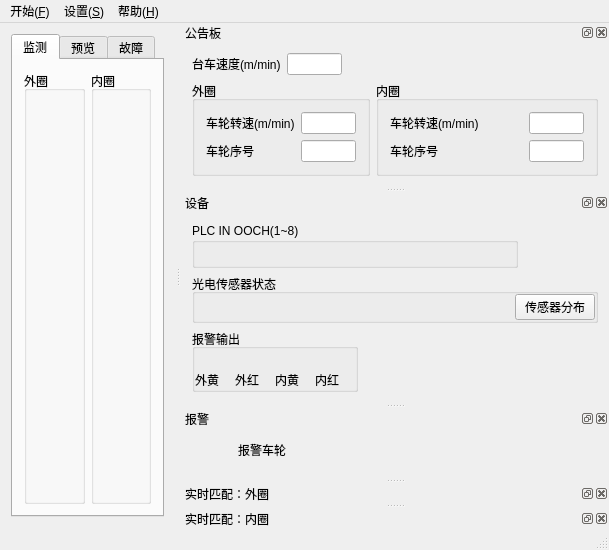
This is sources/mainwindow.ui in cx3386/WheelMonitor as Qt 5 draws it before an edit. The edited form follows.
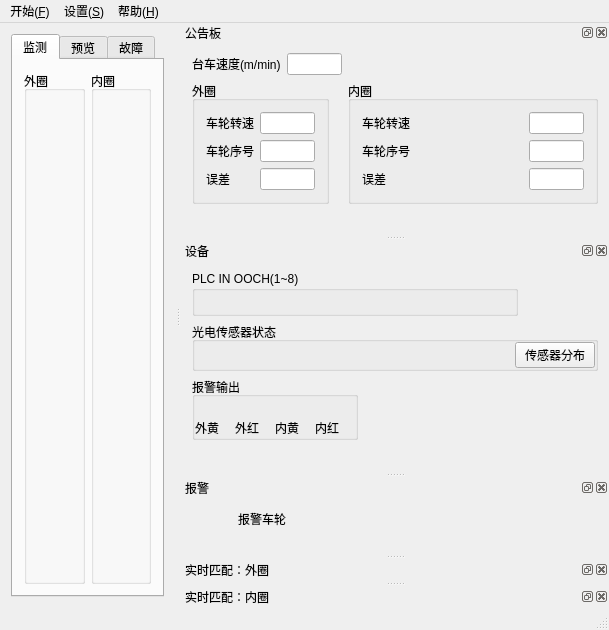
This is the edited form. Icons and pictures are not drawn. Custom widgets are drawn as their Qt base class.

Diff of the .ui file:
```diff
--- a/sources/mainwindow.ui
+++ b/sources/mainwindow.ui
@@ -6,8 +6,8 @@
    <rect>
     <x>0</x>
     <y>0</y>
-    <width>450</width>
-    <height>504</height>
+    <width>539</width>
+    <height>630</height>
    </rect>
   </property>
   <property name="windowTitle">
@@ -253,7 +253,7 @@
         <item row="0" column="0">
          <widget class="QLabel" name="lastSpeedLabel">
           <property name="text">
-           <string>车轮转速(m/min)</string>
+           <string>车轮转速</string>
           </property>
           <property name="buddy">
            <cstring>lastSpeedLineEdit_o</cstring>
@@ -325,6 +325,46 @@
           </property>
          </widget>
         </item>
+        <item row="2" column="0">
+         <widget class="QLabel" name="errorLabel">
+          <property name="font">
+           <font>
+            <family>Agency FB</family>
+           </font>
+          </property>
+          <property name="text">
+           <string>误差</string>
+          </property>
+          <property name="buddy">
+           <cstring>lastErrorLineEdit_o</cstring>
+          </property>
+         </widget>
+        </item>
+        <item row="2" column="1">
+         <widget class="QLineEdit" name="lastErrorLineEdit_o">
+          <property name="enabled">
+           <bool>true</bool>
+          </property>
+          <property name="minimumSize">
+           <size>
+            <width>55</width>
+            <height>0</height>
+           </size>
+          </property>
+          <property name="maximumSize">
+           <size>
+            <width>55</width>
+            <height>16777215</height>
+           </size>
+          </property>
+          <property name="text">
+           <string/>
+          </property>
+          <property name="readOnly">
+           <bool>true</bool>
+          </property>
+         </widget>
+        </item>
        </layout>
       </widget>
      </item>
@@ -337,7 +377,7 @@
         <item row="0" column="0">
          <widget class="QLabel" name="lastSpeedLabel_3">
           <property name="text">
-           <string>车轮转速(m/min)</string>
+           <string>车轮转速</string>
           </property>
           <property name="buddy">
            <cstring>lastSpeedLineEdit_i</cstring>
@@ -409,6 +449,46 @@
           </property>
          </widget>
         </item>
+        <item row="2" column="0">
+         <widget class="QLabel" name="errorLabel_2">
+          <property name="font">
+           <font>
+            <family>Agency FB</family>
+           </font>
+          </property>
+          <property name="text">
+           <string>误差</string>
+          </property>
+          <property name="buddy">
+           <cstring>lastErrorLineEdit_i</cstring>
+          </property>
+         </widget>
+        </item>
+        <item row="2" column="1">
+         <widget class="QLineEdit" name="lastErrorLineEdit_i">
+          <property name="enabled">
+           <bool>true</bool>
+          </property>
+          <property name="minimumSize">
+           <size>
+            <width>55</width>
+            <height>0</height>
+           </size>
+          </property>
+          <property name="maximumSize">
+           <size>
+            <width>55</width>
+            <height>16777215</height>
+           </size>
+          </property>
+          <property name="text">
+           <string/>
+          </property>
+          <property name="readOnly">
+           <bool>true</bool>
+          </property>
+         </widget>
+        </item>
        </layout>
       </widget>
      </item>
```
Left out of the diff: 8 changed lines with no effect on the pictures.
